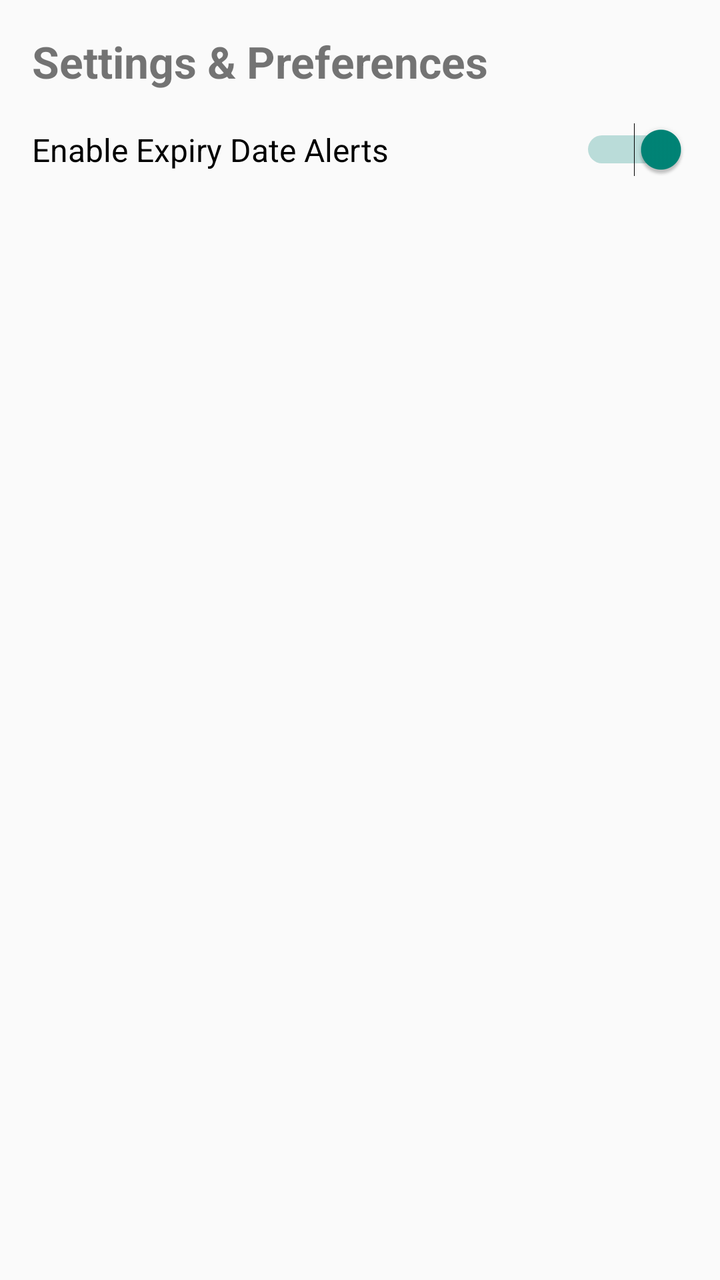
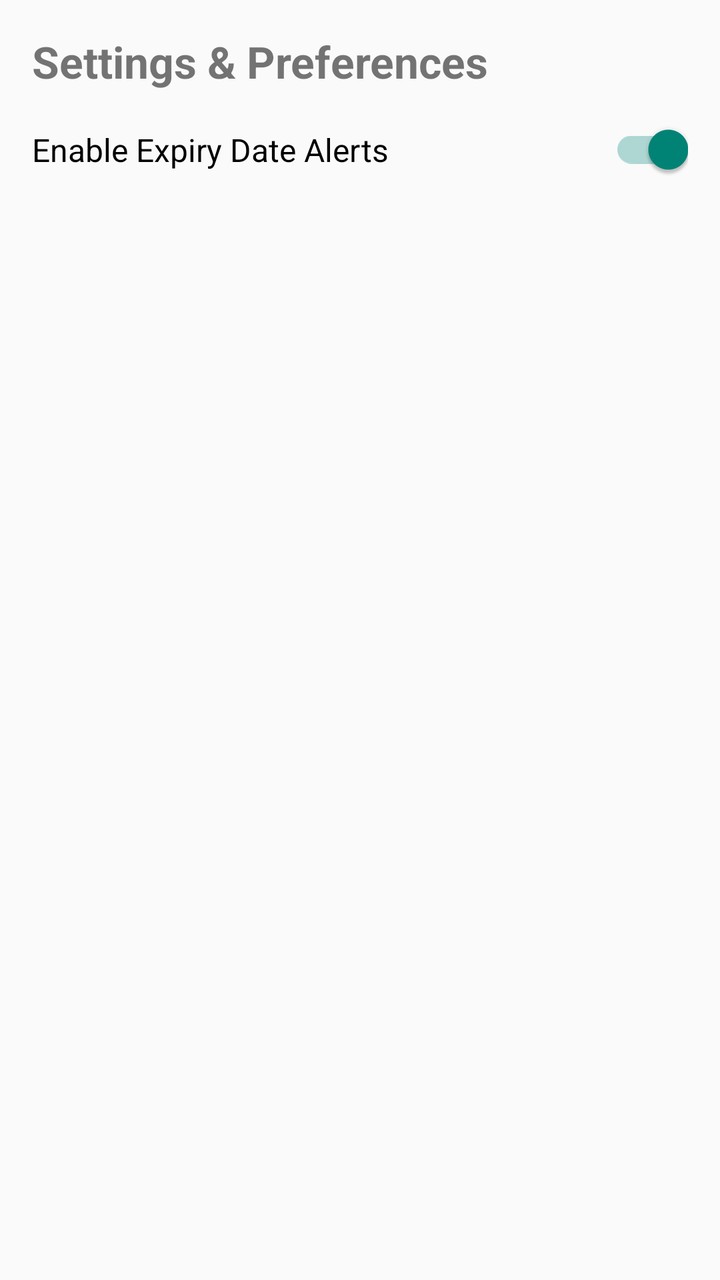

The first picture is an Android layout as it rendered before a commit; the second is the same layout after the commit. The layout source and the unified diff follow.
<!-- AndroidManifest.xml: application theme Theme.AppCompat.Light.DarkActionBar -->
<!-- res/layout/activity_settings.xml -->
<?xml version="1.0" encoding="utf-8"?>
<LinearLayout xmlns:android="http://schemas.android.com/apk/res/android"
    android:layout_width="match_parent"
    android:layout_height="match_parent"
    android:orientation="vertical"
    android:padding="16dp">

    <TextView
        android:layout_width="wrap_content"
        android:layout_height="wrap_content"
        android:text="Settings &amp; Preferences"
        android:textSize="22sp"
        android:textStyle="bold"
        android:layout_marginBottom="16dp" />

    <Switch
        android:id="@+id/switchAlerts"
        android:layout_width="match_parent"
        android:layout_height="wrap_content"
        android:text="Enable Expiry Date Alerts"
        android:checked="true"
        android:textSize="16sp" />

</LinearLayout>
<!-- resources referenced by this layout -->
<resources>

</resources>

<!-- the commit's change to res/layout/activity_settings.xml (unified diff, before → after) -->
@@ -13,7 +13,7 @@
         android:textStyle="bold"
         android:layout_marginBottom="16dp" />
 
-    <Switch
+    <androidx.appcompat.widget.SwitchCompat
         android:id="@+id/switchAlerts"
         android:layout_width="match_parent"
         android:layout_height="wrap_content"
